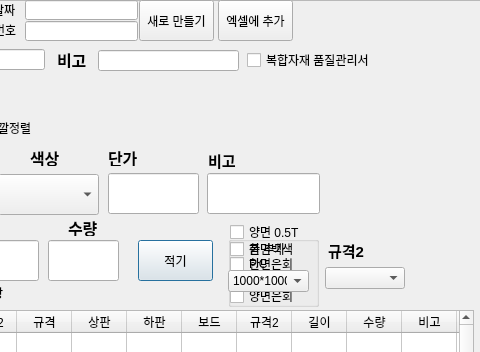
This is dspncalc.ui in jihk321/DSPN as Qt 5 draws it before an edit; both pictures show x 282 to 762 and y 0 to 352 of the 762 by 650 pixel window. The edited form follows.
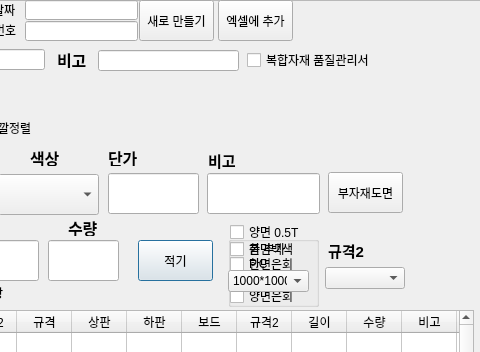
This is the edited form.

Commit message: 부자재 & 도어/창호 버그 수정

Diff of the .ui file:
```diff
--- a/dspncalc.ui
+++ b/dspncalc.ui
@@ -1598,6 +1598,19 @@
       <string>&lt;html&gt;&lt;head/&gt;&lt;body&gt;&lt;p&gt;설명&lt;/p&gt;&lt;/body&gt;&lt;/html&gt;</string>
      </property>
     </widget>
+    <widget class="QPushButton" name="Button_Plan">
+     <property name="geometry">
+      <rect>
+       <x>610</x>
+       <y>172</y>
+       <width>75</width>
+       <height>41</height>
+      </rect>
+     </property>
+     <property name="text">
+      <string>부자재도면</string>
+     </property>
+    </widget>
     <zorder>edit_product2</zorder>
     <zorder>comboBox_grade</zorder>
     <zorder>label_pannel</zorder>
```
Left out of the diff: 18 changed lines with no effect on the pictures. The commit also changes 1 other file.
